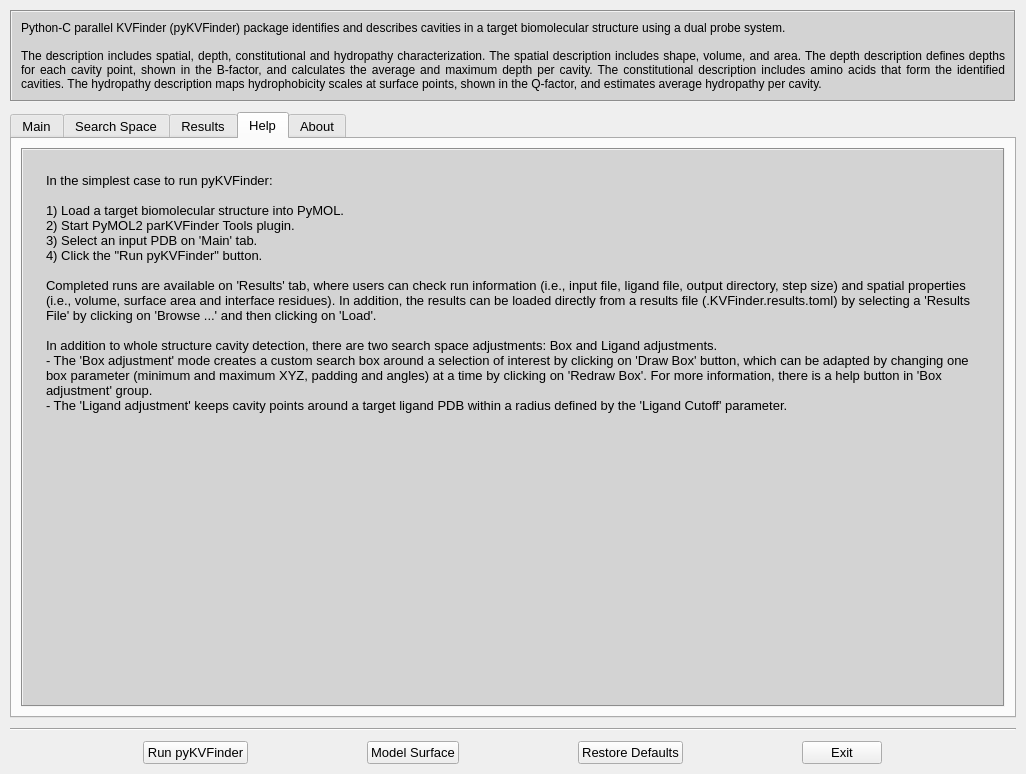
Above: plugins/pymol/PyMOL-pyKVFinder-Tools.ui from LBC-LNBio/pyKVFinder before the change. Below: the same form after it.
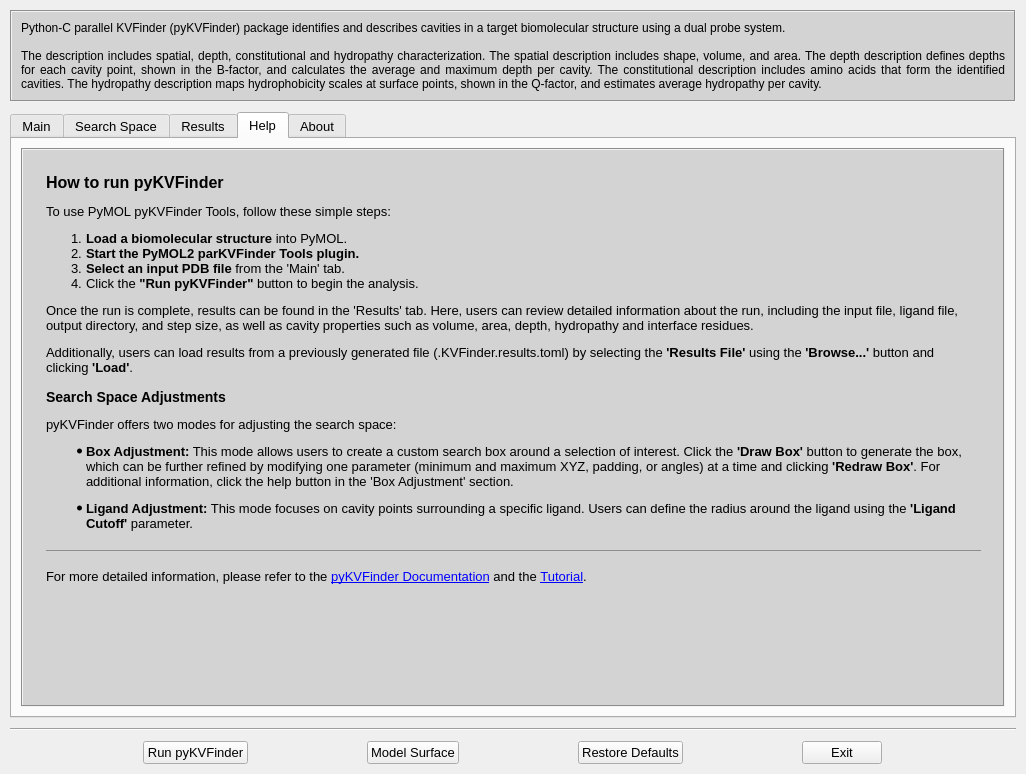
That is the form after the change. The open tabs and pages were chosen to show the change. Icons and pictures are not drawn.

Commit message: Update Help tab

What changed in the file:
```diff
--- a/plugins/pymol/PyMOL-pyKVFinder-Tools.ui
+++ b/plugins/pymol/PyMOL-pyKVFinder-Tools.ui
@@ -2287,18 +2287,20 @@
 &lt;html&gt;&lt;head&gt;&lt;meta name=&quot;qrichtext&quot; content=&quot;1&quot; /&gt;&lt;style type=&quot;text/css&quot;&gt;
 p, li { white-space: pre-wrap; }
 &lt;/style&gt;&lt;/head&gt;&lt;body style=&quot; font-family:'Sans Serif'; font-size:10pt; font-weight:400; font-style:normal;&quot;&gt;
-&lt;p style=&quot; margin-top:0px; margin-bottom:0px; margin-left:0px; margin-right:0px; -qt-block-indent:0; text-indent:0px;&quot;&gt;&lt;span style=&quot; font-family:'Droid Sans Mono','monospace','monospace','Droid Sans Fallback'; color:#000000;&quot;&gt;In the simplest case to run pyKVFinder:&lt;/span&gt;&lt;/p&gt;
-&lt;p style=&quot;-qt-paragraph-type:empty; margin-top:0px; margin-bottom:0px; margin-left:0px; margin-right:0px; -qt-block-indent:0; text-indent:0px; font-family:'Droid Sans Mono','monospace','monospace','Droid Sans Fallback'; color:#000000;&quot;&gt;&lt;br /&gt;&lt;/p&gt;
-&lt;p style=&quot; margin-top:0px; margin-bottom:0px; margin-left:0px; margin-right:0px; -qt-block-indent:0; text-indent:0px;&quot;&gt;&lt;span style=&quot; font-family:'Droid Sans Mono','monospace','monospace','Droid Sans Fallback'; color:#000000;&quot;&gt;1) Load a target biomolecular structure into PyMOL.&lt;/span&gt;&lt;/p&gt;
-&lt;p style=&quot; margin-top:0px; margin-bottom:0px; margin-left:0px; margin-right:0px; -qt-block-indent:0; text-indent:0px;&quot;&gt;&lt;span style=&quot; font-family:'Droid Sans Mono','monospace','monospace','Droid Sans Fallback'; color:#000000;&quot;&gt;2) Start PyMOL2 parKVFinder Tools plugin.&lt;/span&gt;&lt;/p&gt;
-&lt;p style=&quot; margin-top:0px; margin-bottom:0px; margin-left:0px; margin-right:0px; -qt-block-indent:0; text-indent:0px;&quot;&gt;&lt;span style=&quot; font-family:'Droid Sans Mono','monospace','monospace','Droid Sans Fallback'; color:#000000;&quot;&gt;3) Select an input PDB on 'Main' tab.&lt;/span&gt;&lt;/p&gt;
-&lt;p style=&quot; margin-top:0px; margin-bottom:0px; margin-left:0px; margin-right:0px; -qt-block-indent:0; text-indent:0px;&quot;&gt;&lt;span style=&quot; font-family:'Droid Sans Mono','monospace','monospace','Droid Sans Fallback'; color:#000000;&quot;&gt;4) Click the &amp;quot;Run pyKVFinder&amp;quot; button.&lt;/span&gt;&lt;/p&gt;
-&lt;p style=&quot;-qt-paragraph-type:empty; margin-top:0px; margin-bottom:0px; margin-left:0px; margin-right:0px; -qt-block-indent:0; text-indent:0px; font-family:'Droid Sans Mono','monospace','monospace','Droid Sans Fallback'; color:#000000;&quot;&gt;&lt;br /&gt;&lt;/p&gt;
-&lt;p style=&quot; margin-top:0px; margin-bottom:0px; margin-left:0px; margin-right:0px; -qt-block-indent:0; text-indent:0px;&quot;&gt;&lt;span style=&quot; font-family:'Droid Sans Mono','monospace','monospace','Droid Sans Fallback'; color:#000000;&quot;&gt;Completed runs are available on 'Results' tab, where users can check run information (i.e., input file, ligand file, output directory, step size) and spatial properties (i.e., volume, surface area and interface residues). In addition, the results can be loaded directly from a results file (.KVFinder.results.toml) by selecting a 'Results File' by clicking on 'Browse ...' and then clicking on 'Load'. &lt;/span&gt;&lt;/p&gt;
-&lt;p style=&quot;-qt-paragraph-type:empty; margin-top:0px; margin-bottom:0px; margin-left:0px; margin-right:0px; -qt-block-indent:0; text-indent:0px; font-family:'Droid Sans Mono','monospace','monospace','Droid Sans Fallback'; color:#000000;&quot;&gt;&lt;br /&gt;&lt;/p&gt;
-&lt;p style=&quot; margin-top:0px; margin-bottom:0px; margin-left:0px; margin-right:0px; -qt-block-indent:0; text-indent:0px;&quot;&gt;&lt;span style=&quot; font-family:'Droid Sans Mono','monospace','monospace','Droid Sans Fallback'; color:#000000;&quot;&gt;In addition to whole structure cavity detection, there are two search space adjustments: Box and Ligand adjustments.&lt;/span&gt;&lt;/p&gt;
-&lt;p style=&quot; margin-top:0px; margin-bottom:0px; margin-left:0px; margin-right:0px; -qt-block-indent:0; text-indent:0px;&quot;&gt;&lt;span style=&quot; font-family:'Droid Sans Mono','monospace','monospace','Droid Sans Fallback'; color:#000000;&quot;&gt;- The 'Box adjustment' mode creates a custom search box around a selection of interest by clicking on 'Draw Box' button, which can be adapted by changing one box parameter (minimum and maximum XYZ, padding and angles) at a time by clicking on 'Redraw Box'. For more information, there is a help button in 'Box adjustment' group.&lt;/span&gt;&lt;/p&gt;
-&lt;p style=&quot; margin-top:0px; margin-bottom:0px; margin-left:0px; margin-right:0px; -qt-block-indent:0; text-indent:0px;&quot;&gt;&lt;span style=&quot; font-family:'Droid Sans Mono','monospace','monospace','Droid Sans Fallback'; color:#000000;&quot;&gt;- The 'Ligand adjustment' keeps cavity points around a target ligand PDB within a radius defined by the 'Ligand Cutoff' parameter.&lt;/span&gt;&lt;/p&gt;&lt;/body&gt;&lt;/html&gt;</string>
+&lt;p style=&quot; margin-top:0px; margin-bottom:0px; margin-left:0px; margin-right:0px; -qt-block-indent:0; text-indent:0px;&quot;&gt;&lt;span style=&quot; font-size:12pt; font-weight:600;&quot;&gt;How to run pyKVFinder&lt;/span&gt;&lt;/p&gt;
+&lt;p style=&quot; margin-top:12px; margin-bottom:12px; margin-left:0px; margin-right:0px; -qt-block-indent:0; text-indent:0px;&quot;&gt;To use PyMOL pyKVFinder Tools, follow these simple steps:&lt;/p&gt;
+&lt;ol style=&quot;margin-top: 0px; margin-bottom: 0px; margin-left: 0px; margin-right: 0px; -qt-list-indent: 1;&quot;&gt;&lt;li style=&quot; margin-top:12px; margin-bottom:0px; margin-left:0px; margin-right:0px; -qt-block-indent:0; text-indent:0px;&quot;&gt;&lt;span style=&quot; font-weight:600;&quot;&gt;Load a biomolecular structure&lt;/span&gt; into PyMOL.&lt;/li&gt;
+&lt;li style=&quot; margin-top:0px; margin-bottom:0px; margin-left:0px; margin-right:0px; -qt-block-indent:0; text-indent:0px;&quot;&gt;&lt;span style=&quot; font-weight:600;&quot;&gt;Start the PyMOL2 parKVFinder Tools plugin.&lt;/span&gt;&lt;/li&gt;
+&lt;li style=&quot; margin-top:0px; margin-bottom:0px; margin-left:0px; margin-right:0px; -qt-block-indent:0; text-indent:0px;&quot;&gt;&lt;span style=&quot; font-weight:600;&quot;&gt;Select an input PDB file&lt;/span&gt; from the 'Main' tab.&lt;/li&gt;
+&lt;li style=&quot; margin-top:0px; margin-bottom:12px; margin-left:0px; margin-right:0px; -qt-block-indent:0; text-indent:0px;&quot;&gt;Click the &lt;span style=&quot; font-weight:600;&quot;&gt;&amp;quot;Run pyKVFinder&amp;quot;&lt;/span&gt; button to begin the analysis.&lt;/li&gt;&lt;/ol&gt;
+&lt;p style=&quot; margin-top:12px; margin-bottom:12px; margin-left:0px; margin-right:0px; -qt-block-indent:0; text-indent:0px;&quot;&gt;Once the run is complete, results can be found in the 'Results' tab. Here, users can review detailed information about the run, including the input file, ligand file, output directory, and step size, as well as cavity properties such as volume, area, depth, hydropathy and interface residues.&lt;/p&gt;
+&lt;p style=&quot; margin-top:12px; margin-bottom:12px; margin-left:0px; margin-right:0px; -qt-block-indent:0; text-indent:0px;&quot;&gt;Additionally, users can load results from a previously generated file (.KVFinder.results.toml) by selecting the &lt;span style=&quot; font-weight:600;&quot;&gt;'Results File'&lt;/span&gt; using the &lt;span style=&quot; font-weight:600;&quot;&gt;'Browse...'&lt;/span&gt; button and clicking &lt;span style=&quot; font-weight:600;&quot;&gt;'Load'&lt;/span&gt;.&lt;/p&gt;
+&lt;h3 style=&quot; margin-top:14px; margin-bottom:12px; margin-left:0px; margin-right:0px; -qt-block-indent:0; text-indent:0px;&quot;&gt;&lt;span style=&quot; font-size:large; font-weight:600;&quot;&gt;Search Space Adjustments&lt;/span&gt;&lt;/h3&gt;
+&lt;p style=&quot; margin-top:12px; margin-bottom:12px; margin-left:0px; margin-right:0px; -qt-block-indent:0; text-indent:0px;&quot;&gt;pyKVFinder offers two modes for adjusting the search space:&lt;/p&gt;
+&lt;ul style=&quot;margin-top: 0px; margin-bottom: 0px; margin-left: 0px; margin-right: 0px; -qt-list-indent: 1;&quot;&gt;&lt;li style=&quot; margin-top:12px; margin-bottom:12px; margin-left:0px; margin-right:0px; -qt-block-indent:0; text-indent:0px;&quot;&gt;&lt;span style=&quot; font-weight:600;&quot;&gt;Box Adjustment:&lt;/span&gt; This mode allows users to create a custom search box around a selection of interest. Click the &lt;span style=&quot; font-weight:600;&quot;&gt;'Draw Box'&lt;/span&gt; button to generate the box, which can be further refined by modifying one parameter (minimum and maximum XYZ, padding, or angles) at a time and clicking &lt;span style=&quot; font-weight:600;&quot;&gt;'Redraw Box'&lt;/span&gt;. For additional information, click the help button in the 'Box Adjustment' section.&lt;/li&gt;
+&lt;li style=&quot; margin-top:12px; margin-bottom:12px; margin-left:0px; margin-right:0px; -qt-block-indent:0; text-indent:0px;&quot;&gt;&lt;span style=&quot; font-weight:600;&quot;&gt;Ligand Adjustment:&lt;/span&gt; This mode focuses on cavity points surrounding a specific ligand. Users can define the radius around the ligand using the &lt;span style=&quot; font-weight:600;&quot;&gt;'Ligand Cutoff'&lt;/span&gt; parameter.&lt;/li&gt;&lt;/ul&gt;
+&lt;hr /&gt;
+&lt;p style=&quot; margin-top:12px; margin-bottom:12px; margin-left:0px; margin-right:0px; -qt-block-indent:0; text-indent:0px;&quot;&gt;For more detailed information, please refer to the &lt;a href=&quot;https://lbc-lnbio.github.io/pyKVFinder/index.html&quot;&gt;&lt;span style=&quot; text-decoration: underline; color:#0000ff;&quot;&gt;pyKVFinder Documentation&lt;/span&gt;&lt;/a&gt; and the &lt;a href=&quot;https://lbc-lnbio.github.io/pyKVFinder/index.html&quot;&gt;&lt;span style=&quot; text-decoration: underline; color:#0000ff;&quot;&gt;Tutorial&lt;/span&gt;&lt;/a&gt;.&lt;/p&gt;&lt;/body&gt;&lt;/html&gt;</string>
           </property>
           <property name="acceptRichText">
            <bool>true</bool>
```
The commit also changes 1 other file.
